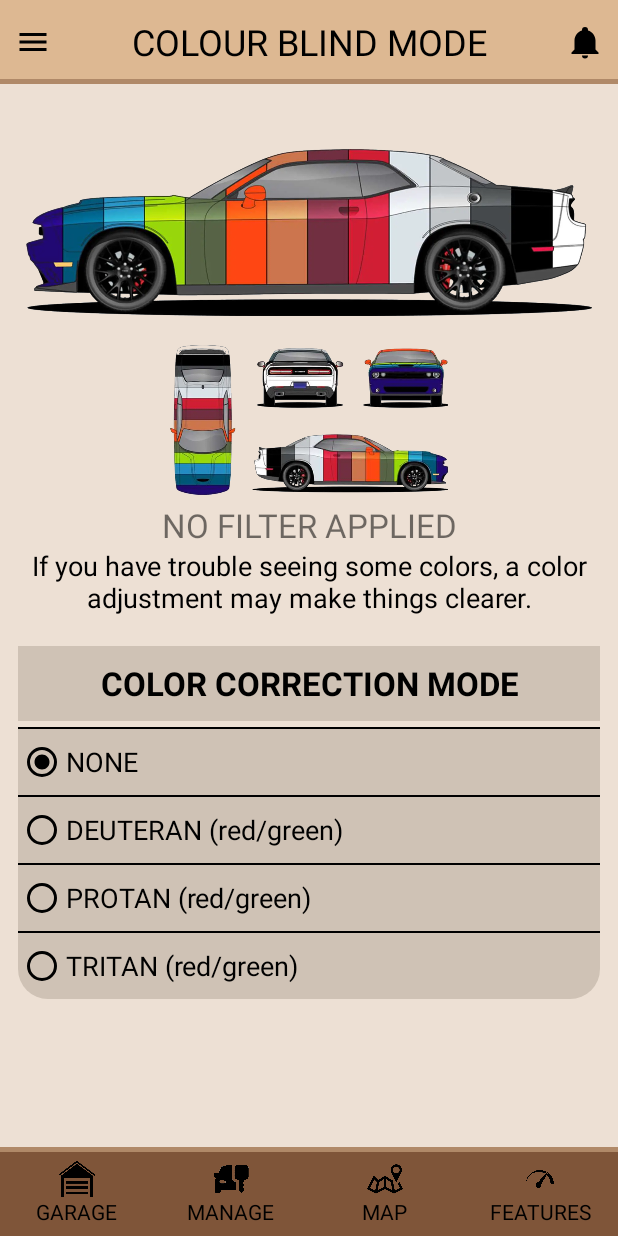
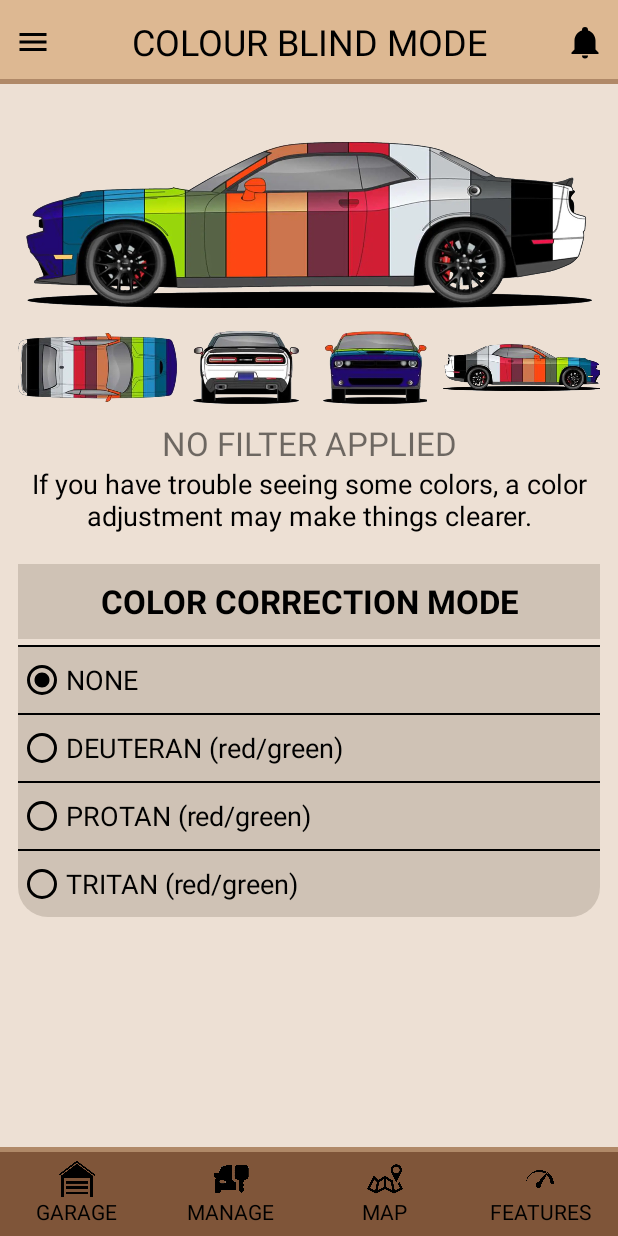
Before and after one commit to danielelurani/mycar-manager, an Android app built with Jetpack Compose: the layout activity_colour_blind_v2.xml on its own in the app's theme, with its tools: preview values and no code run, on a phone screen of 412 x 824 dp. Run offline under Robolectric (Android 15) with nearby library versions, the phone set to English and light mode, and no system bars.

Commit message:
Altre modifiche a Colour Blind Page v2
Modifiche all'immagine di spiegazione in modo che i 4 modelli dell'auto da diversa angolazione siano allineati orizzontalmente. Modifiche a qualche ID e aggiunta di commenti mancanti.

```diff
--- a/app/src/main/res/layout/activity_colour_blind_v2.xml
+++ b/app/src/main/res/layout/activity_colour_blind_v2.xml
@@ -82,21 +82,48 @@
             <ImageView
                 android:id="@+id/colourBlindExampleImage"
                 android:layout_width="wrap_content"
-                android:layout_height="150dp"
+                android:layout_height="140dp"
                 android:layout_weight="1"
                 android:src="@drawable/car_rainbow_dodge_img"
                 android:layout_marginStart="5dp"
                 android:layout_marginEnd="5dp"/>
 
-            <!-- .. IMMAGINE ESEMPIO DALTONISMO 2 .. -->
-            <ImageView
-                android:id="@+id/colourBlindExampleImageEx"
-                android:layout_width="wrap_content"
-                android:layout_height="100dp"
-                android:layout_weight="1"
-                android:src="@drawable/car_rainbow_dodge_img_ex"
-                android:layout_marginStart="5dp"
-                android:layout_marginEnd="5dp"/>
+            <!-- .. CONTAINER ESEMPIO DALTONISMO 2 .. -->
+            <LinearLayout
+                android:layout_width="match_parent"
+                android:layout_height="wrap_content"
+                android:orientation="horizontal"
+                android:layout_marginBottom="5dp"
+                android:visibility="visible">
+
+                <!-- .. IMMAGINE ESEMPIO DALTONISMO 2.1 .. -->
+                <ImageView
+                    android:id="@+id/colourBlindExampleImage1"
+                    android:layout_width="wrap_content"
+                    android:layout_height="50dp"
+                    android:layout_weight="1"
+                    android:src="@drawable/car_rainbow_dodge_img_ex1"
+                    android:layout_marginEnd="5dp"/>
+
+                <!-- .. IMMAGINE ESEMPIO DALTONISMO 2.2 .. -->
+                <ImageView
+                    android:id="@+id/colourBlindExampleImage2"
+                    android:layout_width="wrap_content"
+                    android:layout_height="50dp"
+                    android:layout_weight="0.8"
+                    android:src="@drawable/car_rainbow_dodge_img_ex2"
+                    android:layout_marginStart="5dp"
+                    android:layout_marginEnd="5dp"/>
+
+                <!-- .. IMMAGINE ESEMPIO DALTONISMO 2.3 .. -->
+                <ImageView
+                    android:id="@+id/colourBlindExampleImage3"
+                    android:layout_width="wrap_content"
+                    android:layout_height="50dp"
+                    android:layout_weight="1"
+                    android:src="@drawable/car_rainbow_dodge_img_ex3"
+                    android:layout_marginStart="5dp"/>
+            </LinearLayout>
 
             <!-- .. TESTO TIPO DALTONISMO .. -->
             <TextView
@@ -108,6 +135,7 @@
                 android:gravity="center"
                 android:layout_marginTop="5dp"/>
 
+            <!-- .. TESTO DI SPIEGAZIONE DALTONISMO .. -->
             <TextView
                 android:id="@+id/colourBlindExplanationText"
                 android:layout_width="match_parent"
@@ -121,12 +149,14 @@
                 android:visibility="visible"/>
         </LinearLayout>
 
+        <!-- .. CONTAINER COLOR CORRECTION MODE .. -->
         <LinearLayout
             android:layout_width="match_parent"
             android:layout_height="match_parent"
             android:orientation="vertical"
             android:layout_marginTop="10dp">
 
+            <!-- .. TESTO COLOR CORRECTION MODE .. -->
             <TextView
                 android:layout_width="match_parent"
                 android:layout_height="50dp"
@@ -139,6 +169,7 @@
             </TextView>
         </LinearLayout>
 
+        <!-- .. CONTAINER TIPOLOGIE DI DALTONISMO .. -->
         <LinearLayout
             android:layout_width="match_parent"
             android:layout_height="wrap_content"
@@ -146,14 +177,16 @@
             android:layout_marginTop="4dp"
             android:background="@drawable/layout_border_v5">
 
+            <!-- .. LINEA SEPARATRICE .. -->
             <View
                 android:id="@+id/view_divider_1"
                 android:layout_width="match_parent"
                 android:layout_height="1dp"
                 android:background="@color/text_underline"/>
 
+            <!-- .. PULSANTE NESSUN DALTONISMO .. -->
             <RadioButton
-                android:layout_width="wrap_content"
+                android:layout_width="match_parent"
                 android:layout_height="40dp"
                 android:text="NONE"
                 android:textSize="18sp"
@@ -164,14 +197,16 @@
                 android:checked="true"
                 android:buttonTint="@color/black"/>
 
+            <!-- .. LINEA SEPARATRICE .. -->
             <View
                 android:id="@+id/view_divider_2"
                 android:layout_width="match_parent"
                 android:layout_height="1dp"
                 android:background="@color/text_underline"/>
 
+            <!-- .. PULSANTE DEUTERANOPIA .. -->
             <RadioButton
-                android:layout_width="wrap_content"
+                android:layout_width="match_parent"
                 android:layout_height="40dp"
                 android:text="DEUTERAN (red/green)"
                 android:textSize="18sp"
@@ -182,14 +217,16 @@
                 android:checked="false"
                 android:buttonTint="@color/black"/>
 
+            <!-- .. LINEA SEPARATRICE .. -->
             <View
                 android:id="@+id/view_divider_3"
                 android:layout_width="match_parent"
                 android:layout_height="1dp"
                 android:background="@color/text_underline"/>
 
+            <!-- .. PULSANTE PROTANOPIA .. -->
             <RadioButton
-                android:layout_width="wrap_content"
+                android:layout_width="match_parent"
                 android:layout_height="40dp"
                 android:text="PROTAN (red/green)"
                 android:textSize="18sp"
@@ -200,14 +237,16 @@
                 android:checked="false"
                 android:buttonTint="@color/black"/>
 
+            <!-- .. LINEA SEPARATRICE .. -->
             <View
                 android:id="@+id/view_divider_4"
                 android:layout_width="match_parent"
                 android:layout_height="1dp"
                 android:background="@color/text_underline"/>
 
+            <!-- .. PULSANTE TRITANOPIA .. -->
             <RadioButton
-                android:layout_width="wrap_content"
+                android:layout_width="match_parent"
                 android:layout_height="40dp"
                 android:text="TRITAN (red/green)"
                 android:textSize="18sp"
```
Also changed, not shown: app/src/main/res/drawable/car_rainbow_dodge_img_ex1.png (added), app/src/main/res/drawable/car_rainbow_dodge_img_ex2.png (added), app/src/main/res/drawable/car_rainbow_dodge_img_ex3.png (added).
